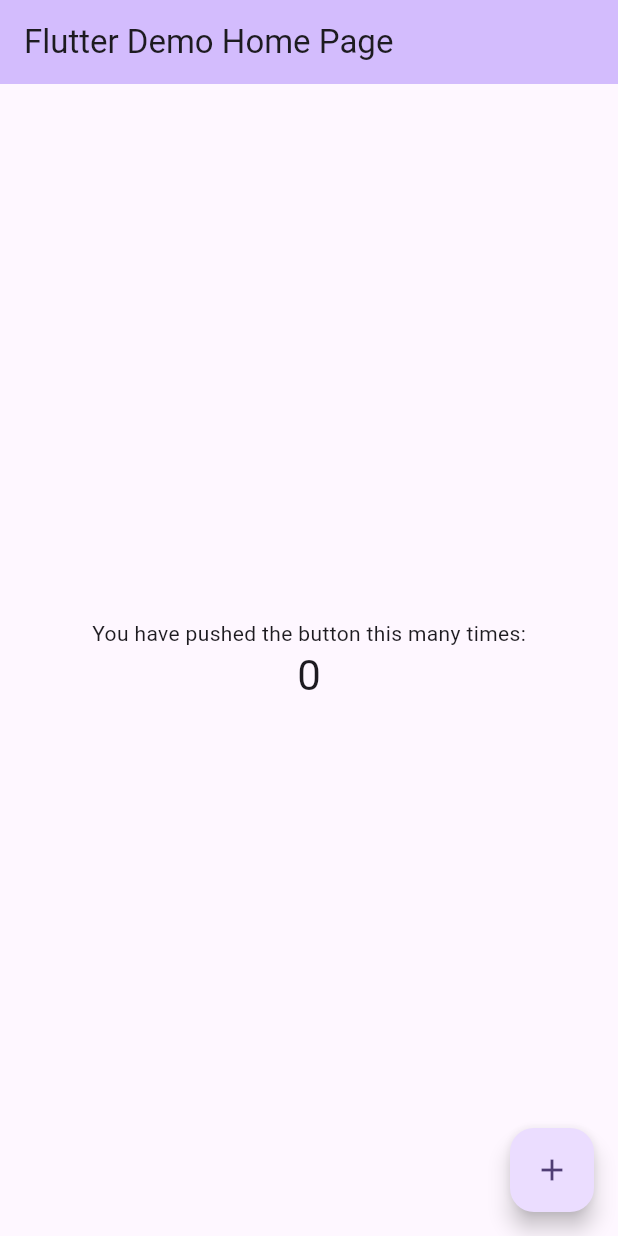
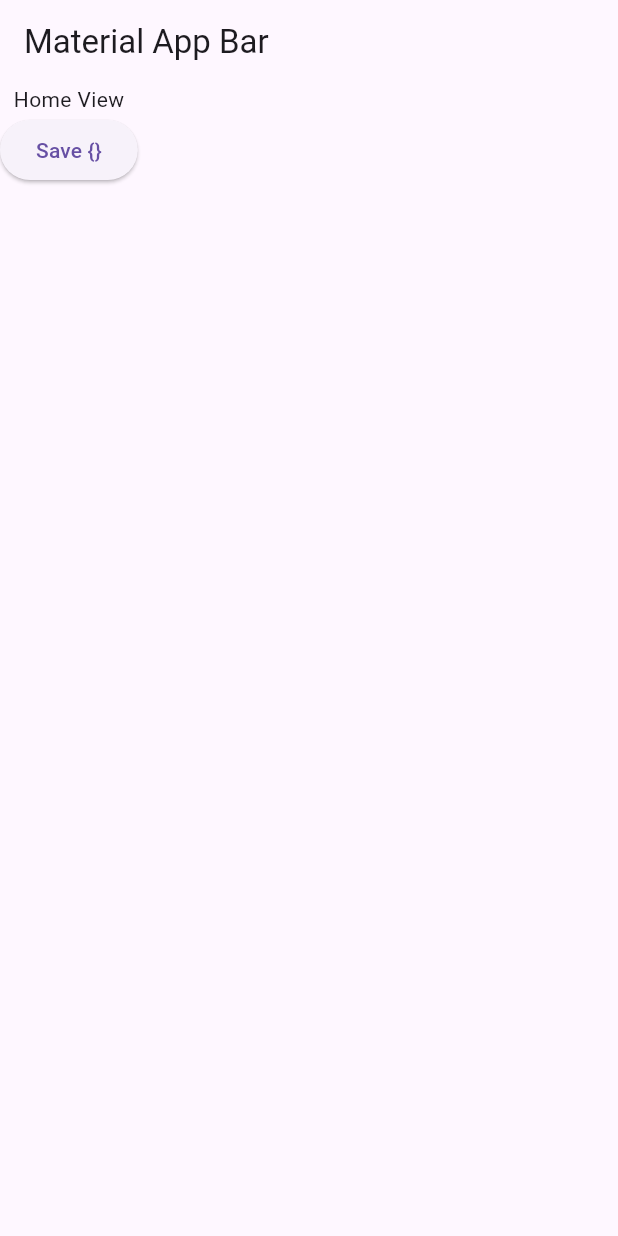
Before and after one commit to muhammedakyuzlu/flashcard, a Flutter app: the screen it shows after launch, on a phone screen of 412 x 824 dp. Run offline on Flutter 3.47's test engine with Material 3 defaults, Android fonts, the phone set to English and light mode, and no system bars; our stand-ins replace easy_localization; generated files the repository leaves out were written again.

Commit message:
adding the localization button and settings to main file

```diff
--- /dev/null
+++ b/lib/feature/home/view/home_view.dart
@@ -0,0 +1,38 @@
+import 'package:easy_localization/easy_localization.dart';
+import 'package:flashcard/product/init/language/locale_keys.g.dart';
+import 'package:flashcard/product/init/product_localization.dart';
+import 'package:flashcard/product/utility/constants/enums/locales.dart';
+import 'package:flutter/material.dart';
+
+/// HomeView is the main view of the application.
+class HomeView extends StatefulWidget {
+  /// HomeView constructor
+  const HomeView({super.key});
+
+  @override
+  State<HomeView> createState() => _HomeViewState();
+}
+
+class _HomeViewState extends State<HomeView> {
+  @override
+  Widget build(BuildContext context) {
+    return Scaffold(
+      appBar: AppBar(title: const Text('Material App Bar')),
+      body: Column(
+        children: [
+          const Text('Home View'),
+          ElevatedButton(
+            onPressed: () {
+              // language change
+              ProductLocalization.updateLanguage(
+                context: context,
+                value: Locales.en,
+              );
+            },
+            child: const Text(LocaleKeys.general_button_save).tr(),
+          ),
+        ],
+      ),
+    );
+  }
+}
--- a/lib/main.dart
+++ b/lib/main.dart
@@ -1,122 +1,28 @@
+import 'package:easy_localization/easy_localization.dart';
+import 'package:flashcard/feature/home/view/home_view.dart';
+import 'package:flashcard/product/init/product_localization.dart';
 import 'package:flutter/material.dart';
 
-void main() {
-  runApp(const MyApp());
+void main() async {
+  WidgetsFlutterBinding.ensureInitialized();
+  await EasyLocalization.ensureInitialized();
+
+  runApp(ProductLocalization(child: const MyApp()));
 }
 
 class MyApp extends StatelessWidget {
   const MyApp({super.key});
 
-  // This widget is the root of your application.
   @override
   Widget build(BuildContext context) {
     return MaterialApp(
-      title: 'Flutter Demo',
-      theme: ThemeData(
-        // This is the theme of your application.
-        //
-        // TRY THIS: Try running your application with "flutter run". You'll see
-        // the application has a purple toolbar. Then, without quitting the app,
-        // try changing the seedColor in the colorScheme below to Colors.green
-        // and then invoke "hot reload" (save your changes or press the "hot
-        // reload" button in a Flutter-supported IDE, or press "r" if you used
-        // the command line to start the app).
-        //
-        // Notice that the counter didn't reset back to zero; the application
-        // state is not lost during the reload. To reset the state, use hot
-        // restart instead.
-        //
-        // This works for code too, not just values: Most code changes can be
-        // tested with just a hot reload.
-        colorScheme: ColorScheme.fromSeed(seedColor: Colors.deepPurple),
-      ),
-      home: const MyHomePage(title: 'Flutter Demo Home Page'),
+      localizationsDelegates: context.localizationDelegates,
+      supportedLocales: context.supportedLocales,
+      locale: context.locale,
+      debugShowCheckedModeBanner:
+          false, // Set to false to hide the debug banner
+      title: 'Material App',
+      home: const HomeView(),
     );
   }
 }
-
-class MyHomePage extends StatefulWidget {
-  const MyHomePage({super.key, required this.title});
-
-  // This widget is the home page of your application. It is stateful, meaning
-  // that it has a State object (defined below) that contains fields that affect
-  // how it looks.
-
-  // This class is the configuration for the state. It holds the values (in this
-  // case the title) provided by the parent (in this case the App widget) and
-  // used by the build method of the State. Fields in a Widget subclass are
-  // always marked "final".
-
-  final String title;
-
-  @override
-  State<MyHomePage> createState() => _MyHomePageState();
-}
-
-class _MyHomePageState extends State<MyHomePage> {
-  int _counter = 0;
-
-  void _incrementCounter() {
-    setState(() {
-      // This call to setState tells the Flutter framework that something has
-      // changed in this State, which causes it to rerun the build method below
-      // so that the display can reflect the updated values. If we changed
-      // _counter without calling setState(), then the build method would not be
-      // called again, and so nothing would appear to happen.
-      _counter++;
-    });
-  }
-
-  @override
-  Widget build(BuildContext context) {
-    // This method is rerun every time setState is called, for instance as done
-    // by the _incrementCounter method above.
-    //
-    // The Flutter framework has been optimized to make rerunning build methods
-    // fast, so that you can just rebuild anything that needs updating rather
-    // than having to individually change instances of widgets.
-    return Scaffold(
-      appBar: AppBar(
-        // TRY THIS: Try changing the color here to a specific color (to
-        // Colors.amber, perhaps?) and trigger a hot reload to see the AppBar
-        // change color while the other colors stay the same.
-        backgroundColor: Theme.of(context).colorScheme.inversePrimary,
-        // Here we take the value from the MyHomePage object that was created by
-        // the App.build method, and use it to set our appbar title.
-        title: Text(widget.title),
-      ),
-      body: Center(
-        // Center is a layout widget. It takes a single child and positions it
-        // in the middle of the parent.
-        child: Column(
-          // Column is also a layout widget. It takes a list of children and
-          // arranges them vertically. By default, it sizes itself to fit its
-          // children horizontally, and tries to be as tall as its parent.
-          //
-          // Column has various properties to control how it sizes itself and
-          // how it positions its children. Here we use mainAxisAlignment to
-          // center the children vertically; the main axis here is the vertical
-          // axis because Columns are vertical (the cross axis would be
-          // horizontal).
-          //
-          // TRY THIS: Invoke "debug painting" (choose the "Toggle Debug Paint"
-          // action in the IDE, or press "p" in the console), to see the
-          // wireframe for each widget.
-          mainAxisAlignment: MainAxisAlignment.center,
-          children: <Widget>[
-            const Text('You have pushed the button this many times:'),
-            Text(
-              '$_counter',
-              style: Theme.of(context).textTheme.headlineMedium,
-            ),
-          ],
-        ),
-      ),
-      floatingActionButton: FloatingActionButton(
-        onPressed: _incrementCounter,
-        tooltip: 'Increment',
-        child: const Icon(Icons.add),
-      ), // This trailing comma makes auto-formatting nicer for build methods.
-    );
-  }
-}
```
